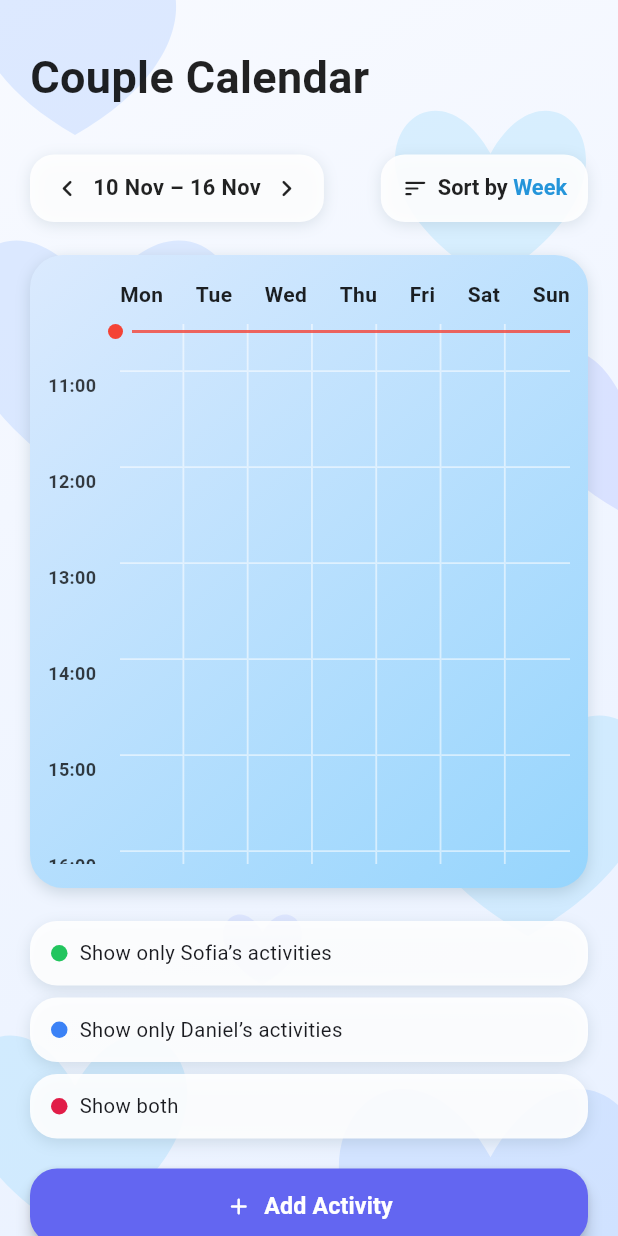
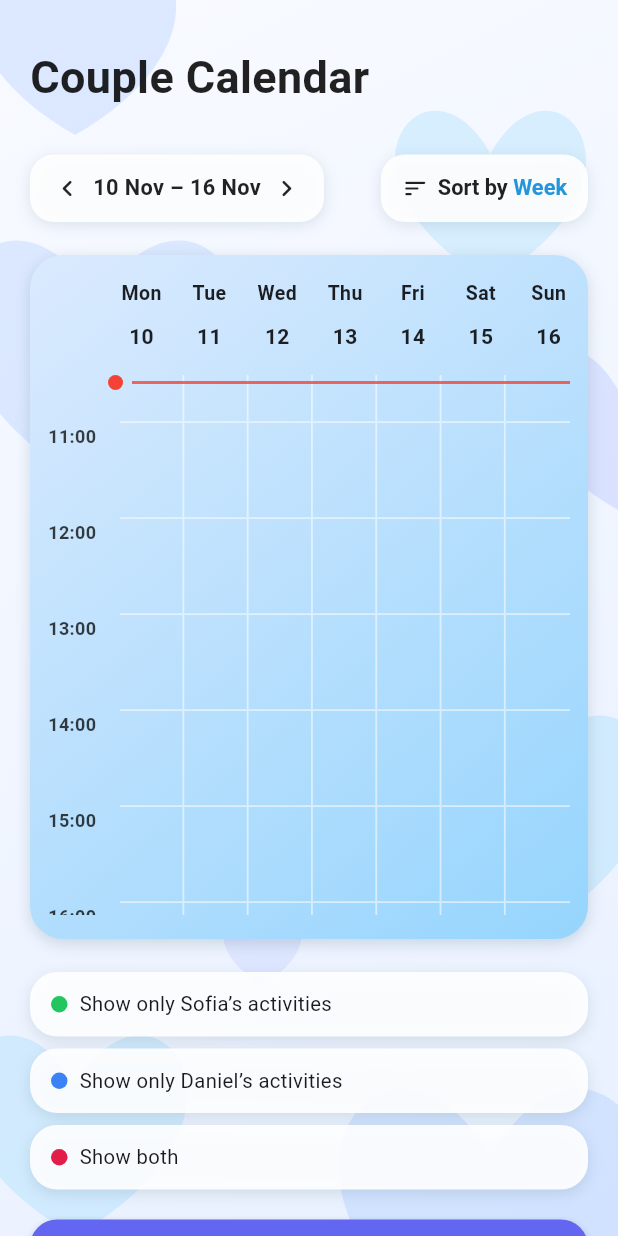
Before and after one commit to Tomasalexpt30/IPM_Bonded, a Flutter app: the CalendarPage screen opened directly, after a tap on the "chevron left" icon, on a phone screen of 412 x 824 dp. Run offline on Flutter 3.47's test engine with Material 3 defaults, Android fonts, the light colour scheme and no system bars; Roboto replaces fonts that are missing (Poppins).

Commit message:
Bonded APP Version 3.2
- Grid View (Day, Week, Month, Year)
- Final Grid

```diff
--- /dev/null
+++ b/lib/pages/calendar/calendar_grid/calendar_grid.dart
@@ -0,0 +1,55 @@
+import 'package:flutter/material.dart';
+import '../calendar_header/calendar_header_controller.dart';
+import 'calendar_grid_controller.dart';
+
+// --- Grid views individuais ---
+import 'grid_view/day_grid_view.dart';
+import 'grid_view/week_grid_view.dart';
+import 'grid_view/month_grid_view.dart';
+import 'grid_view/year_grid_view.dart';
+
+class CalendarGrid extends StatelessWidget {
+  final CalendarGridController controller;
+  final CalendarHeaderController headerController;
+
+  const CalendarGrid({
+    super.key,
+    required this.controller,
+    required this.headerController,
+  });
+
+  @override
+  Widget build(BuildContext context) {
+    return AnimatedBuilder(
+      animation: headerController,
+      builder: (context, _) {
+        switch (headerController.selectedSort) {
+          case "Day":
+            return DayGridView(
+              controller: controller,
+              date: headerController.currentDate,
+            );
+
+          case "Week":
+            return WeekGridView(
+              controller: controller,
+              date: headerController.currentDate,
+            );
+
+          case "Month":
+            return MonthGridView(
+              date: headerController.currentDate,
+            );
+
+          case "Year":
+            return YearGridView(
+              date: headerController.currentDate,
+            );
+
+          default:
+            return const SizedBox.shrink();
+        }
+      },
+    );
+  }
+}
--- a/lib/pages/calendar/widgets/calendar_grid.dart
+++ b/lib/pages/calendar/calendar_grid/grid_view/week_grid_view.dart
@@ -1,13 +1,29 @@
 import 'package:flutter/material.dart';
-import '../controller/calendar_grid_controller.dart';
+import '../calendar_grid_controller.dart';
+import 'package:intl/intl.dart';
 
-class CalendarGrid extends StatelessWidget {
+class WeekGridView extends StatelessWidget {
   final CalendarGridController controller;
+  final DateTime date;
 
-  const CalendarGrid({super.key, required this.controller});
+  const WeekGridView({
+    super.key,
+    required this.controller,
+    required this.date,
+  });
 
   @override
   Widget build(BuildContext context) {
+    // 🔹 Encontrar a segunda-feira da semana onde está a "date"
+    final int weekday = date.weekday; // Monday=1 ... Sunday=7
+    final DateTime monday = date.subtract(Duration(days: weekday - 1));
+
+    // 🔹 Lista de 7 dias reais
+    final List<DateTime> weekDays = List.generate(
+      7,
+          (i) => monday.add(Duration(days: i)),
+    );
+
     return Container(
       width: double.infinity,
       decoration: BoxDecoration(
@@ -29,9 +45,8 @@ class CalendarGrid extends StatelessWidget {
       child: Column(
         crossAxisAlignment: CrossAxisAlignment.start,
         children: [
-          const _DaysRow(),
+          _DaysRow(weekDays: weekDays),
           const SizedBox(height: 10),
-
           SizedBox(
             height: 360,
             child: _ScrollableHours(controller: controller),
@@ -43,29 +58,49 @@ class CalendarGrid extends StatelessWidget {
 }
 
 // -------------------------------------------------------------------------
-// HEADER DOS DIAS
+// HEADER DINÂMICO DOS DIAS DA SEMANA
 // -------------------------------------------------------------------------
 class _DaysRow extends StatelessWidget {
-  const _DaysRow();
+  final List<DateTime> weekDays;
+  const _DaysRow({required this.weekDays});
 
   @override
   Widget build(BuildContext context) {
-    final days = ["Mon", "Tue", "Wed", "Thu", "Fri", "Sat", "Sun"];
-
     return Padding(
       padding: const EdgeInsets.only(left: 48),
       child: Row(
         mainAxisAlignment: MainAxisAlignment.spaceBetween,
-        children: days
-            .map((d) => Text(
-          d,
-          style: const TextStyle(
-            fontSize: 14,
-            fontWeight: FontWeight.bold,
-            color: Colors.black87,
-          ),
-        ))
-            .toList(),
+        children: weekDays.map((day) {
+          final bool isToday = DateUtils.isSameDay(day, DateTime.now());
+
+          return Column(
+            children: [
+              Text(
+                DateFormat("E").format(day), // Mon, Tue, Wed...
+                style: const TextStyle(
+                  fontSize: 13,
+                  fontWeight: FontWeight.w700,
+                  color: Colors.black87,
+                ),
+              ),
+              const SizedBox(height: 3),
+              Container(
+                padding: const EdgeInsets.all(6),
+                decoration: BoxDecoration(
+                  color: isToday ? Colors.blueAccent : Colors.transparent,
+                  shape: BoxShape.circle,
+                ),
+                child: Text(
+                  "${day.day}",
+                  style: TextStyle(
+                    color: isToday ? Colors.white : Colors.black87,
+                    fontWeight: FontWeight.w700,
+                  ),
+                ),
+              )
+            ],
+          );
+        }).toList(),
       ),
     );
   }
@@ -97,12 +132,11 @@ class _ScrollableHours extends StatelessWidget {
               return _HourRow(
                 hourLabel: e.$1,
                 events: e.$2,
-                isLastRow: i == entries.length - 1, // 🔥 ÚLTIMA LINHA
+                isLastRow: i == entries.length - 1,
               );
             }),
           ),
 
-          // 🔥 Linha da hora atual — SEMPRE no topo
           AnimatedBuilder(
             animation: controller,
             builder: (context, _) {
@@ -122,7 +156,7 @@ class _ScrollableHours extends StatelessWidget {
 }
 
 // -------------------------------------------------------------------------
-// UMA LINHA DO CALENDÁRIO (HOUR + GRID EM 7 COLUNAS)
+// UMA LINHA DE HORA
 // -------------------------------------------------------------------------
 class _HourRow extends StatelessWidget {
   final String hourLabel;
@@ -142,10 +176,9 @@ class _HourRow extends StatelessWidget {
       height: CalendarGridController.rowHeight,
       child: Stack(
         children: [
-          // ---------- GRELHA ----------
           Row(
             children: [
-              const SizedBox(width: 48), // espaço da hora
+              const SizedBox(width: 48),
 
               Expanded(
                 child: Row(
@@ -155,9 +188,6 @@ class _HourRow extends StatelessWidget {
                     return Expanded(
                       child: Container(
                         decoration: BoxDecoration(
-                          borderRadius: BorderRadius.zero,
-
-                          // 🔥 APENAS LINHAS INTERNAS
                           border: Border(
                             right: index < 6
                                 ? BorderSide(
@@ -165,8 +195,6 @@ class _HourRow extends StatelessWidget {
                               width: 1.2,
                             )
                                 : BorderSide.none,
-
-                            // 🔥 Remover a ÚLTIMA linha horizontal
                             bottom: !isLastRow
                                 ? BorderSide(
                               color: Colors.white.withOpacity(0.55),
@@ -174,10 +202,7 @@ class _HourRow extends StatelessWidget {
                             )
                                 : BorderSide.none,
                           ),
-
-                          color: Colors.transparent,
                         ),
-
                         child: activity == null || activity.isEmpty
                             ? null
                             : _ActivityBlock(title: activity),
@@ -189,7 +214,6 @@ class _HourRow extends StatelessWidget {
             ],
           ),
 
-          // ---------- TEXTO DA HORA ----------
           Positioned(
             left: 0,
             top: 0,
@@ -212,7 +236,7 @@ class _HourRow extends StatelessWidget {
 }
 
 // -------------------------------------------------------------------------
-// ACTIVIDADE (MANTÉM DESIGN ORIGINAL)
+// ACTIVITY BLOCK
 // -------------------------------------------------------------------------
 class _ActivityBlock extends StatelessWidget {
   final String title;
@@ -256,7 +280,7 @@ class _ActivityBlock extends StatelessWidget {
 }
 
 // -------------------------------------------------------------------------
-// LINHA VERMELHA DA HORA ATUAL (ALINHADA COM A GRELHA)
+// LINHA VERMELHA
 // -------------------------------------------------------------------------
 class _CurrentTimeIndicator extends StatelessWidget {
   const _CurrentTimeIndicator();
@@ -264,10 +288,9 @@ class _CurrentTimeIndicator extends StatelessWidget {
   @override
   Widget build(BuildContext context) {
     return Padding(
-      padding: const EdgeInsets.only(left: 40), // começa após o texto da hora
+      padding: const EdgeInsets.only(left: 40),
       child: Row(
         children: [
-          // BOLA
           Container(
             width: 10,
             height: 10,
@@ -277,8 +300,6 @@ class _CurrentTimeIndicator extends StatelessWidget {
             ),
           ),
           const SizedBox(width: 6),
-
-          // LINHA
           Expanded(
             child: Container(
               height: 2,
--- a/lib/pages/calendar/widgets/calendar_header.dart
+++ b/lib/pages/calendar/calendar_header/calendar_header.dart
@@ -1,5 +1,5 @@
 import 'package:flutter/material.dart';
-import '../controller/calendar_header_controller.dart';
+import 'calendar_header_controller.dart';
 
 class CalendarHeader extends StatelessWidget {
   final CalendarHeaderController controller;
--- a/lib/pages/calendar/calendar_page.dart
+++ b/lib/pages/calendar/calendar_page.dart
@@ -1,9 +1,12 @@
 import 'package:flutter/material.dart';
-import 'widgets/calendar_header.dart';
-import 'widgets/calendar_grid.dart';
-import 'widgets/calendar_footer.dart';
-import 'controller/calendar_header_controller.dart';
-import 'controller/calendar_grid_controller.dart';
+
+import 'calendar_header/calendar_header.dart';
+import 'calendar_header/calendar_header_controller.dart';
+
+import 'calendar_grid/calendar_grid.dart';
+import 'calendar_grid/calendar_grid_controller.dart';
+
+import 'calendar_footer/calendar_footer.dart';
 
 class CalendarPage extends StatefulWidget {
   const CalendarPage({super.key});
@@ -20,11 +23,9 @@ class _CalendarPageState extends State<CalendarPage> {
   void initState() {
     super.initState();
 
-    // Criar controllers apenas UMA vez
     headerController = CalendarHeaderController();
     gridController = CalendarGridController();
 
-    // Fazer scroll automático para a hora atual
     WidgetsBinding.instance.addPostFrameCallback((_) {
       gridController.scrollToCurrentHour();
     });
@@ -49,7 +50,7 @@ class _CalendarPageState extends State<CalendarPage> {
                 child: Column(
                   crossAxisAlignment: CrossAxisAlignment.start,
                   children: [
-                    // 🔹 Title
+                    // TITLE
                     const Padding(
                       padding: EdgeInsets.only(bottom: 30),
                       child: Text(
@@ -62,15 +63,19 @@ class _CalendarPageState extends State<CalendarPage> {
                       ),
                     ),
 
-                    // 🔹 HEADER (Sort + Week)
+                    // HEADER CONTROLS
                     CalendarHeader(controller: headerController),
                     const SizedBox(height: 22),
 
-                    // 🔹 GRID (Hours + Days)
-                    CalendarGrid(controller: gridController),
+                    // GRID VIEW (DAY/WEEK/MONTH/YEAR)
+                    CalendarGrid(
+                      controller: gridController,
+                      headerController: headerController,
+                    ),
+
                     const SizedBox(height: 22),
 
-                    // 🔹 FOOTER (Filters + Add Activity)
+                    // FOOTER
                     const CalendarFooter(),
                   ],
                 ),
@@ -83,7 +88,7 @@ class _CalendarPageState extends State<CalendarPage> {
   }
 
   // ============================================================
-  // BACKGROUND — igual à Home
+  // BACKGROUND DECORATION
   // ============================================================
   Widget _buildBackground() {
     return Stack(
@@ -131,7 +136,7 @@ class _CalendarPageState extends State<CalendarPage> {
 }
 
 // ============================================================
-// Heart painter (igual ao da Home)
+// Heart painter
 // ============================================================
 class _HeartPainterCalendar extends CustomPainter {
   final Color color;
```
Also changed, not shown: lib/pages/calendar/calendar_grid/grid_view/day_grid_view.dart (added, +218 -0 lines), lib/pages/calendar/calendar_grid/grid_view/month_grid_view.dart (added, +146 -0 lines), lib/pages/calendar/calendar_grid/grid_view/year_grid_view.dart (added, +183 -0 lines), lib/pages/calendar/calendar_footer/calendar_footer.dart (renamed from lib/pages/calendar/widgets/calendar_footer.dart), lib/pages/calendar/calendar_footer/calendar_footer_controller.dart (added), lib/pages/calendar/calendar_grid/calendar_grid_controller.dart (renamed from lib/pages/calendar/controller/calendar_grid_controller.dart), lib/pages/calendar/calendar_header/calendar_header_controller.dart (renamed from lib/pages/calendar/controller/calendar_header_controller.dart).
